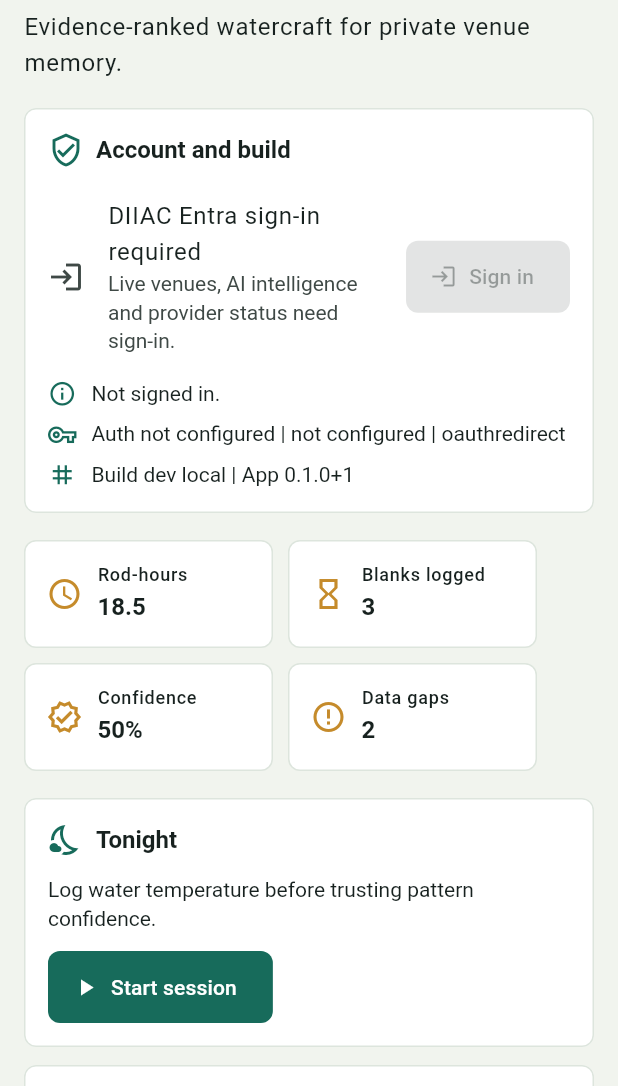
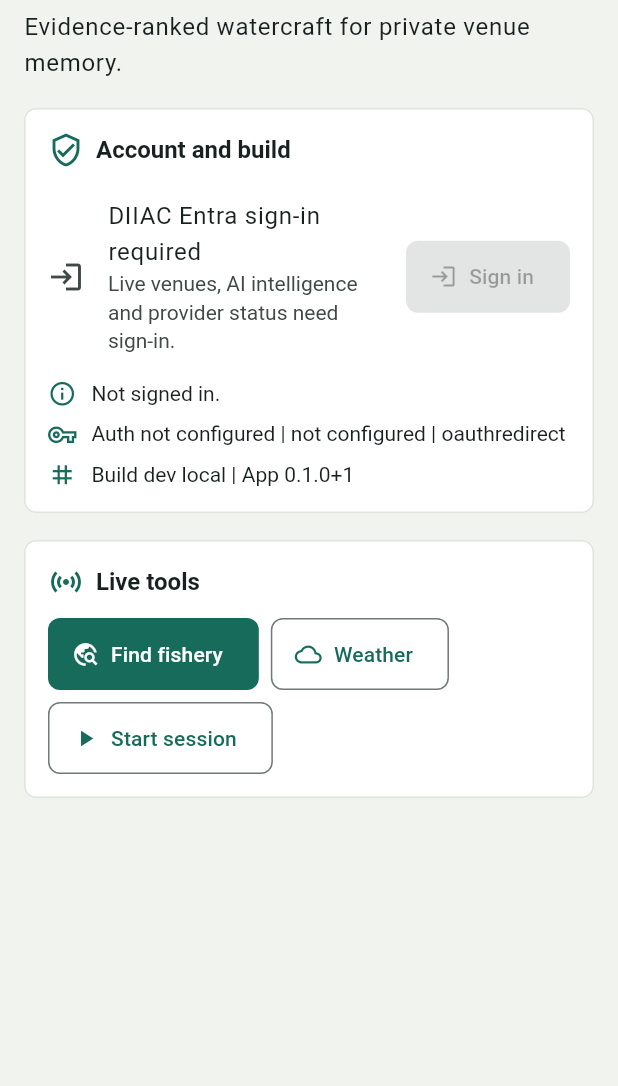
Before and after one commit to neil9bailey/CarpCraft-Intelligence, a Flutter app: the screen it shows after launch, on a phone screen of 412 x 824 dp, the part 150-1236 px from its top. Run offline on Flutter 3.47's test engine with Material 3 defaults, Android fonts, the phone set to English and light mode, and no system bars; our stand-ins replace app_links, flutter_secure_storage, geolocator, google_maps_flutter, image_picker, package_info_plus.

Commit message:
Remove demo data and require live fishery research

```diff
--- a/mobile/carpcraft_app/lib/features/dashboard/dashboard_screen.dart
+++ b/mobile/carpcraft_app/lib/features/dashboard/dashboard_screen.dart
@@ -162,65 +162,33 @@ class _DashboardScreenState extends State<DashboardScreen> {
           ],
         ),
         const SizedBox(height: 18),
-        const Wrap(
-          spacing: 10,
-          runSpacing: 10,
+        SectionCard(
+          title: 'Live tools',
+          icon: Icons.sensors_outlined,
           children: [
-            SizedBox(
-              width: 166,
-              child: MetricTile(
-                  label: 'Rod-hours', value: '18.5', icon: Icons.schedule),
+            Wrap(
+              spacing: 8,
+              runSpacing: 8,
+              children: [
+                FilledButton.icon(
+                  onPressed: () =>
+                      Navigator.pushNamed(context, AppRoutes.venues),
+                  icon: const Icon(Icons.travel_explore_outlined),
+                  label: const Text('Find fishery'),
                 ),
-            SizedBox(
-              width: 166,
-              child: MetricTile(
-                  label: 'Blanks logged',
-                  value: '3',
-                  icon: Icons.hourglass_empty),
+                OutlinedButton.icon(
+                  onPressed: () =>
+                      Navigator.pushNamed(context, AppRoutes.weather),
+                  icon: const Icon(Icons.cloud_outlined),
+                  label: const Text('Weather'),
                 ),
-            SizedBox(
-              width: 166,
-              child: MetricTile(
-                  label: 'Confidence',
-                  value: '50%',
-                  icon: Icons.verified_outlined),
-            ),
-            SizedBox(
-              width: 166,
-              child: MetricTile(
-                  label: 'Data gaps', value: '2', icon: Icons.error_outline),
-            ),
-          ],
-        ),
-        const SizedBox(height: 18),
-        SectionCard(
-          title: 'Tonight',
-          icon: Icons.nights_stay_outlined,
-          children: [
-            const Text(
-                'Log water temperature before trusting pattern confidence.'),
-            const SizedBox(height: 12),
-            FilledButton.icon(
+                OutlinedButton.icon(
                   onPressed: () =>
                       Navigator.pushNamed(context, AppRoutes.startSession),
                   icon: const Icon(Icons.play_arrow),
                   label: const Text('Start session'),
                 ),
               ],
-        ),
-        const SizedBox(height: 12),
-        SectionCard(
-          title: 'Latest recommendation',
-          icon: Icons.tips_and_updates_outlined,
-          children: [
-            const Text(
-                'Windward reedline, light to moderate baiting, one mobile rod.'),
-            const SizedBox(height: 12),
-            OutlinedButton.icon(
-              onPressed: () =>
-                  Navigator.pushNamed(context, AppRoutes.recommendation),
-              icon: const Icon(Icons.open_in_new),
-              label: const Text('Open card'),
             ),
           ],
         ),
```
Also changed, not shown: mobile/carpcraft_app/lib/core/api_client.dart (+9 -0 lines), mobile/carpcraft_app/lib/core/app_repository.dart (+34 -42 lines), mobile/carpcraft_app/lib/features/venues/venues_screens.dart (+22 -12 lines), 4 other files. Lines whose indentation alone changed are shown as unchanged.
